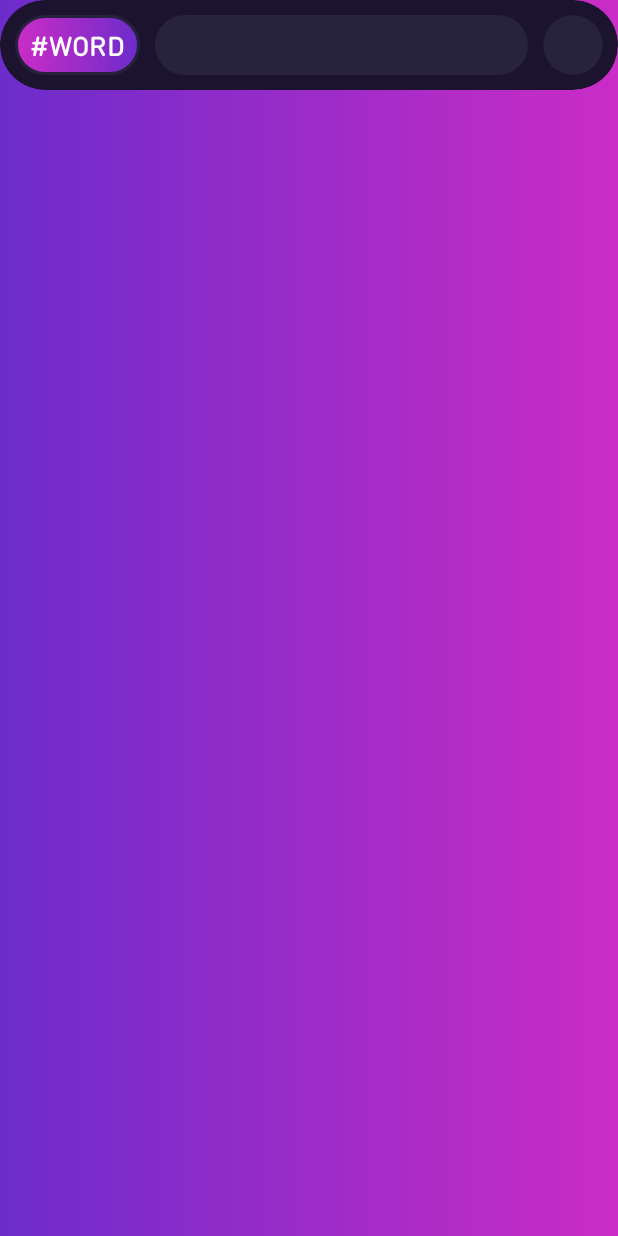
After one commit to XaviPL-Duolingo/APP, an Android app: the layout item_word_match.xml on its own in the app's theme, with its tools: preview values and no code run, on a phone screen of 412 x 824 dp. The commit adds this screen. Run offline under Robolectric (Android 15) with nearby library versions, the phone set to English and light mode, and no system bars.

Commit message:
ADDED: Nuevo LAYOUT con RecyclerView - WordMatchActivity

```diff
--- /dev/null
+++ b/app/src/main/res/drawable-hdpi/subcategory_icon_2.xml
@@ -0,0 +1,17 @@
+<?xml version="1.0" encoding="utf-8"?>
+    <layer-list xmlns:android="http://schemas.android.com/apk/res/android">
+        <item>
+            <shape android:shape="rectangle">
+                <gradient
+                    android:angle="360"
+                    android:startColor="#27223D"
+                    android:endColor="#27223D"
+                    android:type="sweep"/>
+                <solid android:color="#27223D" />
+                <corners android:radius="25dp" />
+                <padding
+                    android:left="10dp"
+                    android:right="10dp" />
+            </shape>
+        </item>
+    </layer-list>
--- /dev/null
+++ b/app/src/main/res/layout/item_word_match.xml
@@ -0,0 +1,54 @@
+<?xml version="1.0" encoding="utf-8"?>
+<androidx.cardview.widget.CardView xmlns:android="http://schemas.android.com/apk/res/android"
+    xmlns:app="http://schemas.android.com/apk/res-auto"
+    xmlns:tools="http://schemas.android.com/tools"
+    android:layout_width="match_parent"
+    android:layout_height="wrap_content"
+    app:cardBackgroundColor="#1C142E"
+    app:cardCornerRadius="30dp"
+    app:cardElevation="0dp"
+    app:contentPadding="10dp">
+
+    <RelativeLayout
+        android:layout_width="match_parent"
+        android:layout_height="wrap_content">
+
+        <TextView
+            android:id="@+id/rTvWordToMatch"
+            android:layout_width="wrap_content"
+            android:layout_height="40dp"
+            android:layout_alignParentStart="true"
+            android:layout_marginStart="0dp"
+            android:background="@drawable/next_layout"
+            android:fontFamily="@font/duolingo_medium"
+            android:gravity="center"
+            android:text="#WORD"
+            android:textColor="#FFFFFF"
+            android:textSize="18sp" />
+
+        <EditText
+            android:id="@+id/rEtWordToMatch"
+            android:layout_width="wrap_content"
+            android:layout_height="40dp"
+            android:layout_marginStart="10dp"
+            android:layout_marginEnd="10dp"
+            android:layout_toStartOf="@+id/rCvResult"
+            android:layout_toEndOf="@+id/rTvWordToMatch"
+            android:background="@drawable/subcategory_icon_2"
+            android:fontFamily="@font/duolingo_ligth"
+            android:inputType="textPersonName"
+            android:textColor="#FFFFFF" />
+
+        <androidx.cardview.widget.CardView
+            android:id="@+id/rCvResult"
+            android:layout_width="40dp"
+            android:layout_height="40dp"
+            android:layout_alignParentEnd="true"
+            android:layout_marginEnd="0dp"
+            app:cardBackgroundColor="#27223D"
+            app:cardCornerRadius="30dp"
+            app:cardElevation="0dp" />
+
+    </RelativeLayout>
+
+</androidx.cardview.widget.CardView>
```
Also changed, not shown: app/src/main/java/com/duolingo/app/adapter/WordMatchAdapter.java (added, +83 -0 lines), app/src/main/java/com/duolingo/app/tasks/WordMatchActivity.java (+18 -25 lines), app/src/main/res/layout/activity_word_match.xml (+38 -48 lines).
